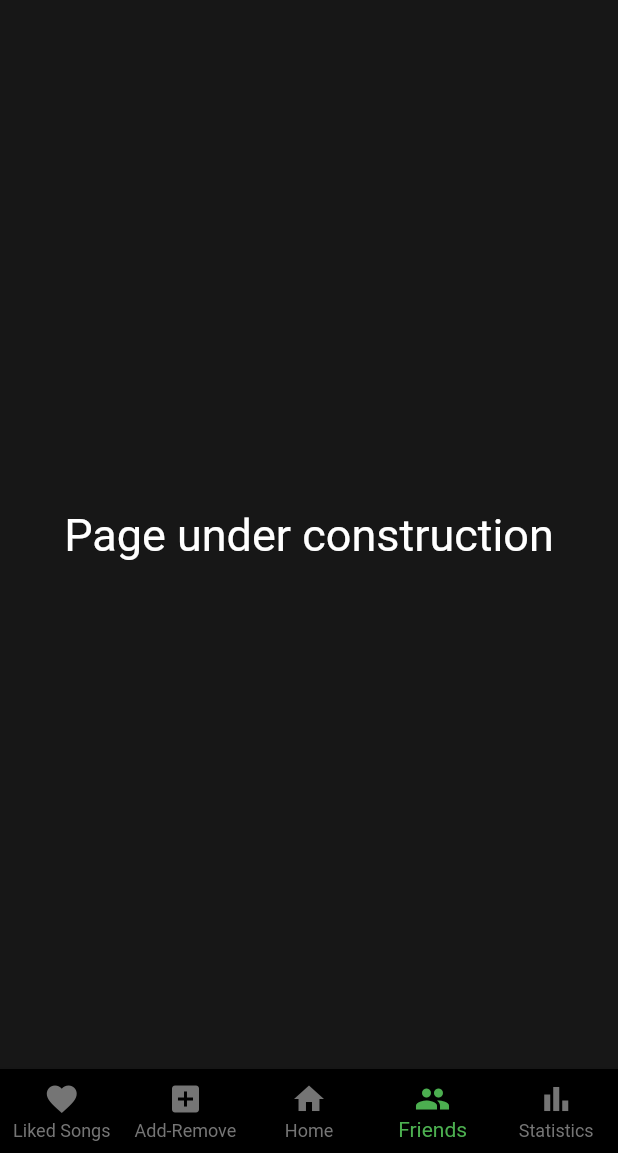
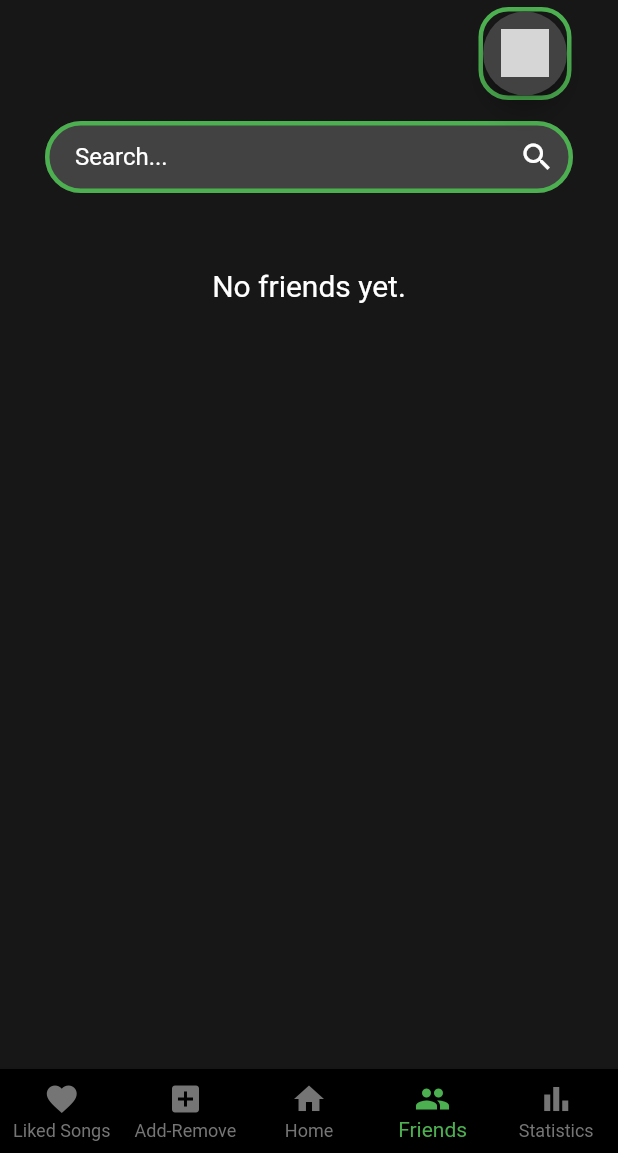
Before and after one commit to CS308-Proje/Mobile, a Flutter app: the MainPage screen opened directly, item 4 of the bottom bar chosen, on a phone screen of 412 x 824 dp, the part 83-1236 px from its top. Run offline on Flutter 3.47's test engine with Material 2 defaults, Android fonts, the phone set to English and light mode, and no system bars; our stand-ins replace file_picker, flutter_rating_bar, flutter_secure_storage; accounts and stored records are empty; network calls fail; grey boxes are pictures that could not be loaded.

Commit message:
Friends page is added

```diff
--- a/lib/pages/MainPage.dart
+++ b/lib/pages/MainPage.dart
@@ -1,4 +1,5 @@
 import 'package:flutter/material.dart';
+import '../pages/friends_page.dart';
 import '../pages/music_add_remove_page.dart';
 import '../pages/main_page_content.dart';
 
@@ -29,7 +30,7 @@ class _MainPageState extends State<MainPage> {
       _placeholderWidget(), // Index 0
       const AddRemovePage(), // Index 1 - Add-Remove page
       const MainPageContent(), // Index 2 - Home page content
-      _placeholderWidget(), // Index 3
+      const FriendsPage(), // Index 3
       _placeholderWidget(), // Index 4
     ]);
   }
--- /dev/null
+++ b/lib/pages/friends_page.dart
@@ -0,0 +1,159 @@
+import 'package:flutter/material.dart';
+import '../models/friendModel.dart';
+import '../apis/MyFriends_Logic.dart';
+import 'add_remove_friends_page.dart';
+
+class FriendsPage extends StatefulWidget {
+  const FriendsPage({super.key});
+
+  @override
+  _FriendsPageState createState() => _FriendsPageState();
+}
+
+class _FriendsPageState extends State<FriendsPage> {
+  String? userId;
+  List<Friend> friends = [];
+  List<Friend> filteredFriends = [];
+  TextEditingController searchController = TextEditingController();
+
+  @override
+  void initState() {
+    super.initState();
+    _fetchUserId(); // Fetch the user's ID when the page initializes
+  }
+
+  Future<void> _fetchUserId() async {
+    userId = await storage.read(key: 'userId'); // Fetch the user's ID from storage
+    if (userId != null) {
+      _fetchUserFriends(userId!); // Call _fetchUserFriends with the userId when available
+    }
+  }
+
+  Future<void> _fetchUserFriends(String userId) async {
+    try {
+      final userFriends = await MyFriendsLogic().fetchUserFriends(userId);
+
+      setState(() {
+        friends = userFriends;
+        filteredFriends = userFriends;
+      });
+    } catch (error) {
+      // Handle errors if necessary
+    }
+  }
+
+  Future<void> _addRemoveFriendsNavigation(BuildContext context) async {
+    final result = await Navigator.of(context).push(MaterialPageRoute(
+      builder: (context) => AddRemoveFriendsPage(friends: friends), // Pass the friends list
+    ));
+
+    if (result != null && result is List<Friend>) {
+      setState(() {
+        friends = result;
+        filteredFriends = result;
+      });
+    }
+  }
+
+  void _filterItems(String keyword) {
+    setState(() {
+      filteredFriends = friends.where((friend) {
+        return friend.name.toLowerCase().contains(keyword.toLowerCase()) ||
+            friend.username.toLowerCase().contains(keyword.toLowerCase());
+      }).toList();
+    });
+  }
+
+  @override
+  Widget build(BuildContext context) {
+    return Scaffold(
+      backgroundColor: const Color(0xFF171717),
+      body: Column(
+        children: [
+          const SizedBox(height: 80.0,),
+          Padding(
+            padding: const EdgeInsets.symmetric(horizontal: 30.0),
+            child: TextField(
+              controller: searchController,
+              style: const TextStyle(color: Colors.white),
+              decoration: InputDecoration(
+                filled: true,
+                fillColor: Colors.grey[800],
+                hintText: 'Search...',
+                hintStyle: const TextStyle(color: Colors.white),
+                border: OutlineInputBorder(
+                  borderRadius: BorderRadius.circular(30.0),
+                  borderSide: const BorderSide(color: Colors.green, width: 3.0),
+                ),
+                enabledBorder: OutlineInputBorder(
+                  borderRadius: BorderRadius.circular(30.0),
+                  borderSide: const BorderSide(color: Colors.green, width: 3.0),
+                ),
+                focusedBorder: OutlineInputBorder(
+                  borderRadius: BorderRadius.circular(30.0),
+                  borderSide: const BorderSide(color: Colors.white, width: 3.0),
+                ),
+                suffixIcon: const Icon(Icons.search, color: Colors.white),
+                contentPadding: const EdgeInsets.symmetric(
+                    vertical: 10.0, horizontal: 20.0),
+              ),
+              onChanged: (String value) {
+                _filterItems(value);
+              },
+            ),
+          ),
+          const SizedBox(height: 50.0,),
+          friends.isEmpty
+            ? const Center(
+              child: Text('No friends yet.', style: TextStyle(color: Colors.white, fontSize: 20.0),),
+            )
+          : Expanded(
+            child: ListView.separated(
+              itemCount: filteredFriends.length,
+              separatorBuilder: (context, index) => const Divider(color: Colors.white), // Add a white divider between friends
+              itemBuilder: (context, index) {
+                final friend = filteredFriends[index];
+                return ListTile(
+                  title: Text(friend.name, style: const TextStyle(color: Colors.green)), // Apply white text color to friend's name
+                  subtitle: Text(friend.username, style: const TextStyle(color: Colors.white)), // Apply white text color to friend's username
+                  // Add more information about the friend here
+                );
+              },
+            ),
+          ),
+        ],
+      ),
+      floatingActionButton: Container(
+        margin: const EdgeInsets.only(top:20.0, right: 15.0),
+        alignment: Alignment.topRight,
+        child: Container(
+          decoration: BoxDecoration(
+            borderRadius: BorderRadius.circular(20.0), // Adjust the radius as needed
+            border: Border.all(
+              color: Colors.green,
+              width: 3.0,
+            ),
+          ),
+          child: FloatingActionButton(
+            onPressed: () {
+              _addRemoveFriendsNavigation(context);
+            },
+            backgroundColor: Colors.grey[800],
+            child: Stack(
+              children: [
+                Center(
+                  child: Image.asset(
+                  'assets/plus-slash-minus.png', // Replace with the correct asset path
+                  width: 32.0, // Adjust the width and height as needed
+                  height: 32.0,
+                  color: Colors.white, // Optional: Set the color of the image
+                ),
+                ),
+              ],
+            ),
+          ),
+        ),
+      ),
+    );
+  }
+}
```
Also changed, not shown: lib/pages/add_remove_friends_page.dart (added, +107 -0 lines), lib/pages/friend_add_tab.dart (added, +83 -0 lines), lib/pages/friend_remove_tab.dart (added, +136 -0 lines).
